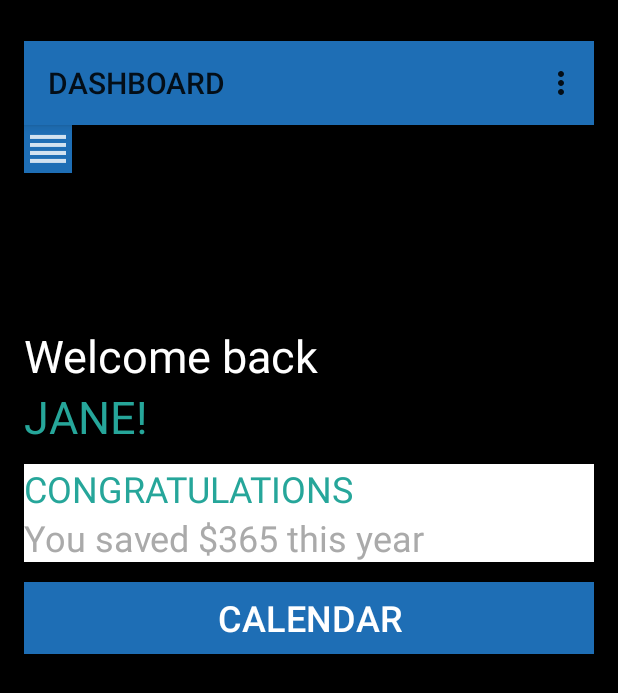
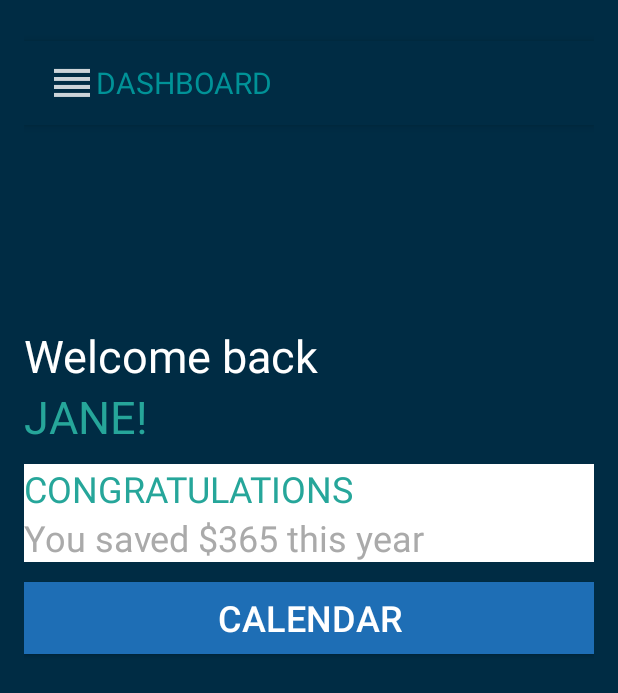
Before and after one commit to bkennel/SBCityConnect, an Android app: the HomeActivity screen opened directly, with no data from a screen before it, on a phone screen of 412 x 824 dp. Shown: the top 693 px of the screen. Run offline under Robolectric (Android 15) with nearby library versions, the phone set to English and light mode, and no system bars.

Commit message:
added menu option to toolbar

```diff
--- a/app/src/main/java/mobilend/sbcityconnect/HomeActivity.java
+++ b/app/src/main/java/mobilend/sbcityconnect/HomeActivity.java
@@ -36,6 +36,7 @@ public class HomeActivity extends AppCompatActivity implements PopupMenu.OnMenuI
 
         Toolbar toolbar=(Toolbar) findViewById(R.id.toolbar);
         setSupportActionBar(toolbar);
+        getSupportActionBar().setTitle(null);
 
         menuButton=(ImageButton) findViewById(R.id.menuButton);
         menuButton.setOnClickListener(new OnClickListener() {
@@ -50,12 +51,12 @@ public class HomeActivity extends AppCompatActivity implements PopupMenu.OnMenuI
 
     }
 
-    @Override
+/*    @Override
     public boolean onCreateOptionsMenu(Menu menu){
         MenuInflater inflater=getMenuInflater();
         inflater.inflate(R.menu.toolbar_menu, menu);
         return true;
-    }
+    }*/
 
     public boolean onMenuItemClick(MenuItem item){
         switch(item.getItemId()){
--- a/app/src/main/res/layout/activity_home.xml
+++ b/app/src/main/res/layout/activity_home.xml
@@ -9,19 +9,48 @@
     android:paddingRight="@dimen/activity_horizontal_margin"
     android:paddingTop="@dimen/activity_vertical_margin"
     tools:context="mobilend.sbcityconnect.HomeActivity"
-    android:background="@android:color/black" >
+    android:background="@color/colorBackgroundDarkBlue" >
 
     <android.support.v7.widget.Toolbar
         android:id="@+id/toolbar"
         android:layout_width="match_parent"
         android:layout_height="?attr/actionBarSize"
-        android:background="@color/colorMenu"
+        android:background="@color/colorBackgroundDarkBlue"
         android:elevation="4dp"
         android:theme="@style/ThemeOverlay.AppCompat.ActionBar"
         android:layout_alignParentTop="true"
         android:layout_alignParentLeft="true"
         android:layout_alignParentStart="true"
-        android:layout_marginTop="11dp" />
+        android:layout_marginTop="11dp" >
+
+        <LinearLayout
+            android:layout_width="wrap_content"
+            android:layout_height="?attr/actionBarSize"
+            android:orientation="horizontal"
+            android:dividerPadding="8dp"
+            >
+            <ImageButton
+                android:layout_width="wrap_content"
+                android:layout_height="match_parent"
+                android:background="@color/colorBackgroundDarkBlue"
+                android:id="@+id/menuButton"
+                android:src="@drawable/menu_icon"
+                android:width="50dp"
+                android:height="50dp"
+                />
+            <TextView
+                android:layout_width="match_parent"
+                android:layout_height="wrap_content"
+                android:text="DASHBOARD"
+                android:id="@+id/toolbarTitle"
+                android:layout_gravity="center"
+                android:textColor="@color/colorBlueGreen"
+                android:textSize="20dp"
+                />
+
+        </LinearLayout>
+
+    </android.support.v7.widget.Toolbar>
 
     <Button
         android:text="Calendar"
@@ -86,17 +115,6 @@
         android:layout_alignParentLeft="true"
         android:layout_alignParentStart="true" />
 
-    <ImageButton
-        android:layout_width="wrap_content"
-        android:layout_height="wrap_content"
-        android:background="@color/colorMenu"
-        android:id="@+id/menuButton"
-        android:src="@drawable/menu_icon"
-        android:width="50dp"
-        android:height="50dp"
-        android:layout_below="@+id/toolbar"
-        android:layout_alignParentLeft="true"
-        android:layout_alignParentStart="true" />
 
 
 </RelativeLayout>
--- a/app/src/main/res/menu/toolbar_menu.xml
+++ b/app/src/main/res/menu/toolbar_menu.xml
@@ -3,7 +3,5 @@
     <item
         android:id="@+id/menuIcon"
         android:icon="@drawable/menu_icon"
-        android:title="Menu"
-         />
-
+        android:title="Menu" />
 </menu>
```
